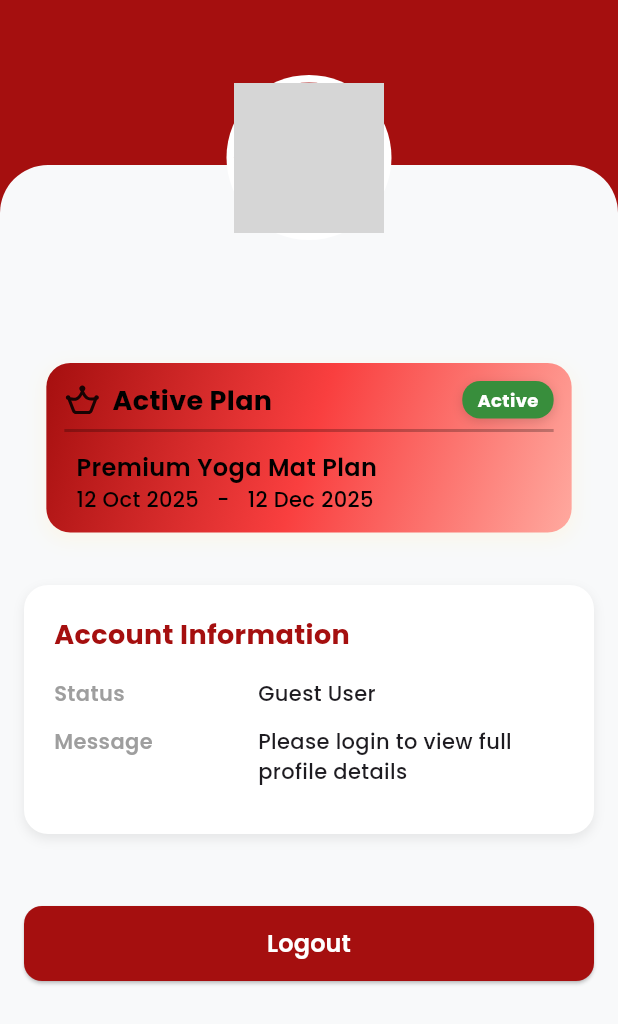
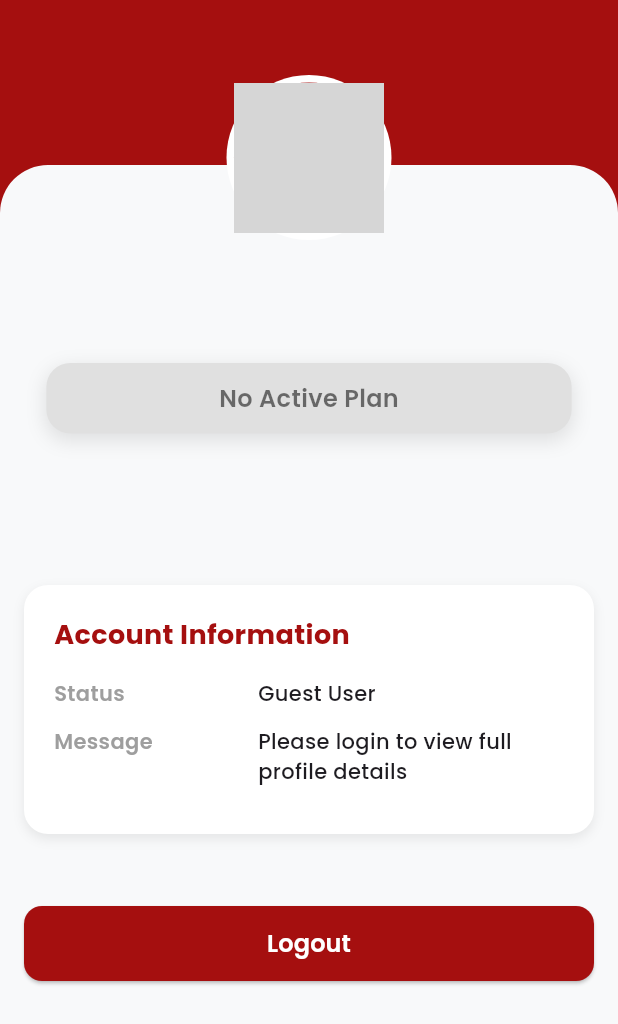
Before and after one commit to Fattan-malva/JustYoga, a Flutter app: the ProfileScreen screen opened directly, on a phone screen of 412 x 824 dp. Shown: the top 1024 px of the screen. Run offline on Flutter 3.47's test engine with Material 3 defaults, Android fonts, the phone set to English and light mode, and no system bars; our stand-ins replace flutter_secure_storage, flutter_svg, google_fonts, salomon_bottom_bar; missing offline and left inert: calendar_slider; accounts and stored records are empty; network calls fail; grey boxes are pictures that could not be loaded.

Commit message:
[UP]UI Card Active Plan

```diff
--- /dev/null
+++ b/lib/models/active_plan.dart
@@ -0,0 +1,31 @@
+class ActivePlan {
+  final String name;
+  final String productName;
+  final bool status;
+  final String productID;
+  final String contractID;
+  final String startDate;
+  final String endDate;
+
+  ActivePlan({
+    required this.name,
+    required this.productName,
+    required this.status,
+    required this.productID,
+    required this.contractID,
+    required this.startDate,
+    required this.endDate,
+  });
+
+  factory ActivePlan.fromJson(Map<String, dynamic> json) {
+    return ActivePlan(
+      name: json['name'] ?? '',
+      productName: json['productName'] ?? '',
+      status: json['status'] ?? false,
+      productID: json['productID'] ?? '',
+      contractID: json['contractID'] ?? '',
+      startDate: json['startDate'] ?? '',
+      endDate: json['endDate'] ?? '',
+    );
+  }
+}
--- a/lib/screens/pages/profile_screen.dart
+++ b/lib/screens/pages/profile_screen.dart
@@ -246,15 +246,32 @@ class _ProfileScreenState extends State<ProfileScreen> {
                   const SizedBox(height: 20),
 
                   // ===== CARD ACTIVE PLAN =====
-                  Container(
+                  if (auth.activePlan != null && auth.activePlan!.isNotEmpty)
+                    Builder(
+                      builder: (context) {
+                        final plan = auth.activePlan!.first;
+                        final isActive = plan.status;
+                        return Container(
                           width: MediaQuery.of(context).size.width * 0.85,
                           padding: const EdgeInsets.all(12),
                           decoration: BoxDecoration(
-                      gradient: const LinearGradient(
+                            gradient: isActive
+                                ? const LinearGradient(
                                     colors: [
                                       Color(0xFFA50F0F), // 🔴 merah gelap
-                          Color.fromARGB(255, 249, 63, 63), // 🟡 merah sedang
-                          Color.fromARGB(255, 255, 169, 159), // 🟨 gold terang
+                                      Color.fromARGB(
+                                          255, 249, 63, 63), // 🟡 merah sedang
+                                      Color.fromARGB(
+                                          255, 255, 169, 159), // 🟨 gold terang
+                                    ],
+                                    begin: Alignment.topLeft,
+                                    end: Alignment.bottomRight,
+                                  )
+                                : const LinearGradient(
+                                    colors: [
+                                      Color(0xFFB0B0B0), // grey gelap
+                                      Color(0xFFD0D0D0), // grey sedang
+                                      Color(0xFFE0E0E0), // grey terang
                                     ],
                                     begin: Alignment.topLeft,
                                     end: Alignment.bottomRight,
@@ -262,8 +279,10 @@ class _ProfileScreenState extends State<ProfileScreen> {
                             borderRadius: BorderRadius.circular(16),
                             boxShadow: [
                               BoxShadow(
-                          color: const Color.fromARGB(255, 252, 238, 195)
-                              .withOpacity(0.3),
+                                color: isActive
+                                    ? const Color.fromARGB(255, 252, 238, 195)
+                                        .withOpacity(0.3)
+                                    : Colors.grey.withOpacity(0.3),
                                 blurRadius: 10,
                                 spreadRadius: 1,
                                 offset: const Offset(0, 4),
@@ -276,20 +295,22 @@ class _ProfileScreenState extends State<ProfileScreen> {
                               Column(
                                 crossAxisAlignment: CrossAxisAlignment.start,
                                 children: [
-                            // === Header: Icon + Active Plan ===
+                                  // === Header: Icon + Plan ===
                                   Row(
-                              crossAxisAlignment: CrossAxisAlignment.center,
+                                    crossAxisAlignment:
+                                        CrossAxisAlignment.center,
                                     children: [
                                       SvgPicture.asset(
-                                  'assets/icons/membership.svg',
+                                        'assets/icons/vip.svg',
                                         height: 24,
                                         width: 24,
-                                  color: Colors.black87,
                                       ),
-                                const SizedBox(width: 8),
-                                const Text(
-                                  'Active Plan',
-                                  style: TextStyle(
+                                      const SizedBox(width: 4),
+                                      Text(
+                                        isActive
+                                            ? 'Active Plan'
+                                            : 'Inactive Plan',
+                                        style: const TextStyle(
                                           fontSize: 18,
                                           fontWeight: FontWeight.bold,
                                           color: Colors.black,
@@ -310,11 +331,11 @@ class _ProfileScreenState extends State<ProfileScreen> {
                                   const SizedBox(height: 12),
 
                                   // === Product Name ===
-                            const Padding(
-                              padding: EdgeInsets.only(left: 8),
+                                  Padding(
+                                    padding: const EdgeInsets.only(left: 8),
                                     child: Text(
-                                'Premium Yoga Mat Plan',
-                                style: TextStyle(
+                                      plan.productName,
+                                      style: const TextStyle(
                                         fontSize: 16,
                                         fontWeight: FontWeight.w600,
                                         color: Colors.black,
@@ -323,19 +344,19 @@ class _ProfileScreenState extends State<ProfileScreen> {
                                   ),
 
                                   // === Start & End Date ===
-                            const Row(
+                                  Row(
                                     children: [
-                                SizedBox(width: 8),
+                                      const SizedBox(width: 8),
                                       Text(
-                                  '12 Oct 2025',
-                                  style: TextStyle(
+                                        _formatDate(plan.startDate),
+                                        style: const TextStyle(
                                           fontSize: 14,
                                           fontWeight: FontWeight.w500,
                                           color: Colors.black,
                                         ),
                                       ),
-                                SizedBox(width: 12),
-                                Text(
+                                      const SizedBox(width: 12),
+                                      const Text(
                                         '-',
                                         style: TextStyle(
                                           fontSize: 14,
@@ -343,10 +364,10 @@ class _ProfileScreenState extends State<ProfileScreen> {
                                           color: Colors.black,
                                         ),
                                       ),
-                                SizedBox(width: 12),
+                                      const SizedBox(width: 12),
                                       Text(
-                                  '12 Dec 2025',
-                                  style: TextStyle(
+                                        _formatDate(plan.endDate),
+                                        style: const TextStyle(
                                           fontSize: 14,
                                           fontWeight: FontWeight.w500,
                                           color: Colors.black,
@@ -357,15 +378,17 @@ class _ProfileScreenState extends State<ProfileScreen> {
                                 ],
                               ),
 
-                        // === Badge "Active" di kanan atas ===
+                              // === Badge di kanan atas ===
                               Positioned(
                                 top: 0,
                                 right: 0,
                                 child: Container(
                                   padding: const EdgeInsets.symmetric(
-                                horizontal: 10, vertical: 4),
+                                      horizontal: 8, vertical: 4),
                                   decoration: BoxDecoration(
-                              color: Colors.green.shade700,
+                                    color: isActive
+                                        ? Colors.green.shade50.withOpacity(0.3)
+                                        : Colors.grey.shade200.withOpacity(0.3),
                                     borderRadius: BorderRadius.circular(12),
                                     boxShadow: [
                                       BoxShadow(
@@ -375,10 +398,12 @@ class _ProfileScreenState extends State<ProfileScreen> {
                                       ),
                                     ],
                                   ),
-                            child: const Text(
-                              'Active',
+                                  child: Text(
+                                    isActive ? 'Active' : 'Inactive',
                                     style: TextStyle(
-                                color: Colors.white,
+                                      color: isActive
+                                          ? const Color.fromARGB(255, 91, 253, 97)
+                                          : Colors.grey.shade600,
                                       fontWeight: FontWeight.bold,
                                       fontSize: 12,
                                     ),
@@ -386,6 +411,35 @@ class _ProfileScreenState extends State<ProfileScreen> {
                                 ),
                               ),
                             ],
+                          ),
+                        );
+                      },
+                    )
+                  else
+                    Container(
+                      width: MediaQuery.of(context).size.width * 0.85,
+                      padding: const EdgeInsets.all(12),
+                      decoration: BoxDecoration(
+                        color: Colors.grey.shade300,
+                        borderRadius: BorderRadius.circular(16),
+                        boxShadow: [
+                          BoxShadow(
+                            color: Colors.black.withOpacity(0.1),
+                            blurRadius: 10,
+                            spreadRadius: 1,
+                            offset: const Offset(0, 4),
+                          ),
+                        ],
+                      ),
+                      child: const Center(
+                        child: Text(
+                          'No Active Plan',
+                          style: TextStyle(
+                            fontSize: 16,
+                            fontWeight: FontWeight.w600,
+                            color: Colors.black54,
+                          ),
+                        ),
                       ),
                     ),
                 ],
```
Also changed, not shown: lib/providers/auth_provider.dart (+15 -0 lines), lib/services/api_service.dart (+34 -1 lines), assets/icons/bookings.svg (added), assets/icons/vip.svg (added). Lines whose indentation alone changed are shown as unchanged.
